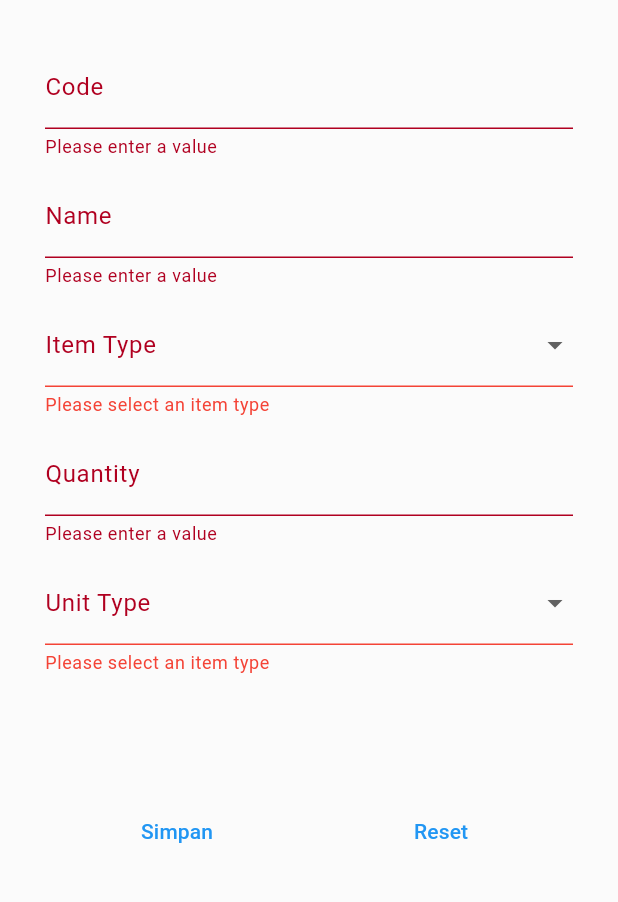
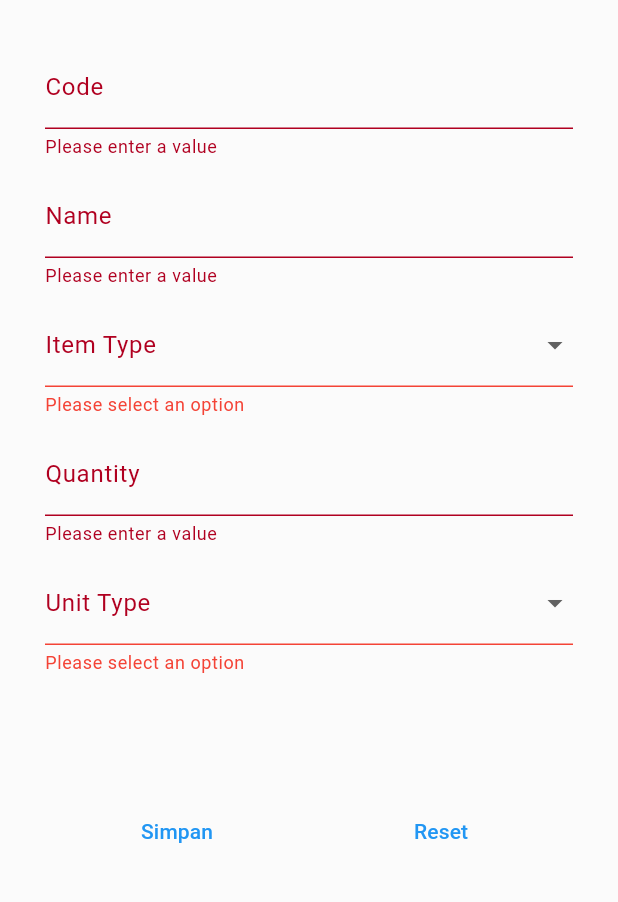
Before and after one commit to Wilson-Tovano/scrum-cakra1, a Flutter app: the StoreItemPage screen opened directly, after a tap on "Simpan", on a phone screen of 412 x 824 dp, the part 84-986 px from its top. Run offline on Flutter 3.47's test engine with Material 3 defaults, Android fonts, the phone set to English and light mode, and no system bars; our stand-ins replace another_flutter_splash_screen.

Commit message:
Finishing store item

```diff
--- a/lib/src/models/item_model.dart
+++ b/lib/src/models/item_model.dart
@@ -1,5 +1,8 @@
 import 'package:collection/collection.dart';
 import 'package:flutter/material.dart';
+
+enum ItemType { mobil, makanan, minuman }
+enum ItemUnit { liter, kilogram, pcs }
 
 @immutable
 class Item {
@@ -8,13 +11,13 @@ class Item {
     required this.name,
     required this.itemType,
     required this.quantity,
-    required this.unit,
+    required this.itemUnit,
   });
   final String code;
   final String name;
-  final String itemType;
+  final ItemType itemType;
   final int quantity;
-  final String unit;
+  final ItemUnit itemUnit;
 }
 
 class ItemModel extends ChangeNotifier {
--- a/lib/src/pages/item_page/store.dart
+++ b/lib/src/pages/item_page/store.dart
@@ -1,27 +1,9 @@
 import 'package:cakra_asset_management/src/models/item_model.dart';
 import 'package:cakra_asset_management/src/themed_layout.dart';
-import 'package:cakra_asset_management/theme/theme_provider.dart';
+import 'package:cakra_asset_management/src/widgets/alert_dialog_widget.dart';
 import 'package:flutter/material.dart';
 import 'package:provider/provider.dart';
 
-class ItemButton extends StatelessWidget {
-  final VoidCallback onPressed;
-  final String text;
-
-  const ItemButton({super.key, required this.text, required this.onPressed});
-
-  @override
-  Widget build(BuildContext context) {
-    return TextButton(
-      onPressed: onPressed,
-      style:
-          Provider.of<ThemeProvider>(context).themeData.textButtonTheme.style,
-      child: Text(text),
-    );
-  }
-}
-
-// TODO: Move to new component
 class ItemInputForm extends StatefulWidget {
   const ItemInputForm({super.key});
 
@@ -33,11 +15,9 @@ class _ItemInputFormState extends State<ItemInputForm> {
   final _formKey = GlobalKey<FormState>();
   final codeController = TextEditingController();
   final nameController = TextEditingController();
-  final itemTypeController = TextEditingController();
   final quantityController = TextEditingController();
-  final unitController = TextEditingController();
-  var selectedItemType;
-  var selectedUnitType;
+  ItemType? selectedItemType;
+  ItemUnit? selectedItemUnit;
 
   String? validatorCallback(value) {
     if (value == null || value.isEmpty) {
@@ -46,8 +26,38 @@ class _ItemInputFormState extends State<ItemInputForm> {
     return null;
   }
 
+  String? dropdownValidatorCallback(value) {
+    if (value == null) {
+      return 'Please select an option';
+    }
+    return null;
+  }
+
+  String? numberValidatorCallback(value) {
+    if (value == null || value.isEmpty) {
+      return 'Please enter a value';
+    }
+    final n = int.tryParse(value);
+    if (n == null) {
+      return 'Please enter a valid number';
+    }
+    return null;
+  }
+
+  void clearForm() {
+    _formKey.currentState?.reset();
+    codeController.clear();
+    nameController.clear();
+    quantityController.clear();
+    selectedItemType = null;
+    selectedItemUnit = null;
+  }
+
   @override
   Widget build(BuildContext context) {
+    bool itemExists = context.select<ItemModel, bool>(
+      (itemList) => itemList.contains(codeController.text),
+    );
     return Form(
       key: _formKey,
       child: Column(
@@ -70,7 +80,7 @@ class _ItemInputFormState extends State<ItemInputForm> {
             validator: (validatorCallback),
           ),
           const SizedBox(height: 10),
-          DropdownButtonFormField<String>(
+          DropdownButtonFormField<ItemType?>(
             value: selectedItemType,
             decoration: InputDecoration(
               labelText: 'Item Type',
@@ -93,26 +103,20 @@ class _ItemInputFormState extends State<ItemInputForm> {
                 color: Colors.red,
               ),
             ),
-            onChanged: (String? newValue) {
-              // Add your onChanged logic here
+            onChanged: (ItemType? newValue) {
+              setState(() {
+                selectedItemType = newValue;
+              });
             },
-            items: <String>[
-              'Laptop',
-              'Mobile',
-              'Yanda tau',
-              // Add more options as needed
-            ].map<DropdownMenuItem<String>>((String value) {
-              return DropdownMenuItem<String>(
+            items: ItemType.values
+                .map<DropdownMenuItem<ItemType>>((ItemType value) {
+              return DropdownMenuItem<ItemType>(
                 value: value,
-                child: Text(value),
+                child:
+                    Text(value.name[0].toUpperCase() + value.name.substring(1)),
               );
             }).toList(),
-            validator: (value) {
-              if (value == null || value.isEmpty) {
-                return 'Please select an item type';
-              }
-              return null;
-            },
+            validator: (dropdownValidatorCallback),
           ),
           const SizedBox(height: 10),
           TextFormField(
@@ -120,11 +124,11 @@ class _ItemInputFormState extends State<ItemInputForm> {
             decoration: const InputDecoration(
               labelText: 'Quantity',
             ),
-            validator: (validatorCallback),
+            validator: (numberValidatorCallback),
           ),
           const SizedBox(height: 10),
-          DropdownButtonFormField<String>(
-            value: selectedUnitType,
+          DropdownButtonFormField<ItemUnit?>(
+            value: selectedItemUnit,
             decoration: InputDecoration(
               labelText: 'Unit Type',
               enabledBorder: UnderlineInputBorder(
@@ -146,26 +150,20 @@ class _ItemInputFormState extends State<ItemInputForm> {
                 color: Colors.red,
               ),
             ),
-            onChanged: (String? newValue) {
-              // Add your onChanged logic here
+            onChanged: (ItemUnit? newValue) {
+              setState(() {
+                selectedItemUnit = newValue;
+              });
             },
-            items: <String>[
-              'Laptop',
-              'Mobile',
-              'Yanda tau',
-              // Add more options as needed
-            ].map<DropdownMenuItem<String>>((String value) {
-              return DropdownMenuItem<String>(
+            items: ItemUnit.values
+                .map<DropdownMenuItem<ItemUnit>>((ItemUnit value) {
+              return DropdownMenuItem<ItemUnit>(
                 value: value,
-                child: Text(value),
+                child:
+                    Text(value.name[0].toUpperCase() + value.name.substring(1)),
               );
             }).toList(),
-            validator: (value) {
-              if (value == null || value.isEmpty) {
-                return 'Please select an item type';
-              }
-              return null;
-            },
+            validator: (dropdownValidatorCallback),
           ),
           const SizedBox(height: 80),
           Row(
@@ -173,36 +171,40 @@ class _ItemInputFormState extends State<ItemInputForm> {
             children: [
               SizedBox(
                 width: 120,
-                child: ItemButton(
-                  text: 'Simpan',
+                child: TextButton(
                   onPressed: () {
                     if (!_formKey.currentState!.validate()) {
                       return;
                     }
-
-                    bool itemExists = context.select<ItemModel, bool>(
-                      (itemList) => itemList.contains(codeController.text),
-                    );
                     if (itemExists) return;
 
                     ItemModel itemList = context.read<ItemModel>();
                     final item = Item(
                       code: codeController.text,
                       name: nameController.text,
-                      itemType: itemTypeController.text,
+                      itemType: selectedItemType!,
                       quantity: int.parse(quantityController.text),
-                      unit: unitController.text,
+                      itemUnit: selectedItemUnit!,
                     );
                     itemList.add(item);
+                    clearForm();
+                    showDialog(
+                      context: context,
+                      builder: (context) => const BlurryDialog(
+                        title: 'Success',
+                        content: 'Item has been successfully added',
+                      ),
+                    );
                   },
+                  child: const Text('Simpan'),
                 ),
               ),
               SizedBox(
                 width: 120,
-                child: ItemButton(
-                  text: 'Reset',
+                child: TextButton(
+                  child: const Text('Reset'),
                   onPressed: () {
-                    _formKey.currentState?.reset();
+                    clearForm();
                   },
                 ),
               ),
@@ -217,9 +219,7 @@ class _ItemInputFormState extends State<ItemInputForm> {
   void dispose() {
     codeController.dispose();
     nameController.dispose();
-    itemTypeController.dispose();
     quantityController.dispose();
-    unitController.dispose();
     super.dispose();
   }
 }
--- /dev/null
+++ b/lib/src/widgets/alert_dialog_widget.dart
@@ -0,0 +1,26 @@
+import 'dart:ui';
+
+import 'package:flutter/material.dart';
+
+class BlurryDialog extends StatelessWidget {
+  final String title;
+  final String content;
+  const BlurryDialog({super.key, required this.title, required this.content});
+
+  @override
+  Widget build(BuildContext context) {
+    return BackdropFilter(
+      filter: ImageFilter.blur(sigmaX: 5, sigmaY: 5),
+      child: AlertDialog(
+        title: Text(title),
+        content: Text(content),
+        actions: [
+          TextButton(
+            child: const Text('OK'),
+            onPressed: () => Navigator.pop(context),
+          )
+        ]
+      ),
+    );
+  }
+}
```
